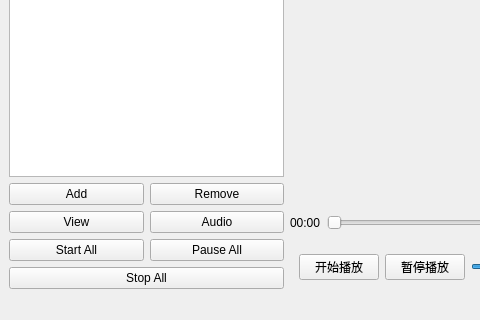
The window that src/ui/mainwindow.ui (xyhez/TinyVideoProcessor) describes before a commit, drawn with Qt 5; both pictures show x 0 to 480 and y 473 to 793 of the 1122 by 793 pixel window.
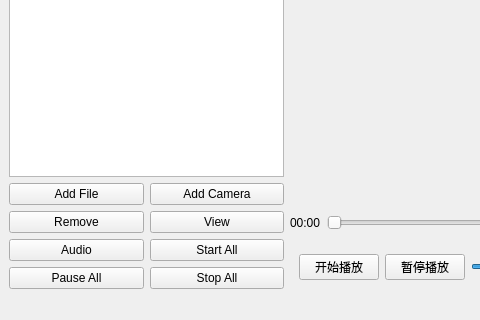
The same window after the commit.

Commit message: fix: 解决摄像头实时流缓冲区溢出和格式转换问题   - CameraMediaSource 增大 rtbufsize 到 100M 避免丢帧   - decoder 添加视频格式归一化逻辑   - 软解码输出时自动将非 yuv420p 格式转换为 yuv420p   - 支持 yuvj420p、nv12 等多种格式统一转换   - 使用 sws_scale 进行格式转换，保留所有时间戳属性   - C920 摄像头画面正常显示

```diff
--- a/src/ui/mainwindow.ui
+++ b/src/ui/mainwindow.ui
@@ -56,46 +56,53 @@
         <item row="0" column="0">
          <widget class="QPushButton" name="pushButton_addStream">
           <property name="text">
-           <string>Add</string>
+           <string>Add File</string>
           </property>
          </widget>
         </item>
         <item row="0" column="1">
+         <widget class="QPushButton" name="pushButton_addCamera">
+          <property name="text">
+           <string>Add Camera</string>
+          </property>
+         </widget>
+        </item>
+        <item row="1" column="0">
          <widget class="QPushButton" name="pushButton_removeStream">
           <property name="text">
            <string>Remove</string>
           </property>
          </widget>
         </item>
-        <item row="1" column="0">
+        <item row="1" column="1">
          <widget class="QPushButton" name="pushButton_activeStream">
           <property name="text">
            <string>View</string>
           </property>
          </widget>
         </item>
-        <item row="1" column="1">
+        <item row="2" column="0">
          <widget class="QPushButton" name="pushButton_activeAudio">
           <property name="text">
            <string>Audio</string>
           </property>
          </widget>
         </item>
-        <item row="2" column="0">
+        <item row="2" column="1">
          <widget class="QPushButton" name="pushButton_startAll">
           <property name="text">
            <string>Start All</string>
           </property>
          </widget>
         </item>
-        <item row="2" column="1">
+        <item row="3" column="0">
          <widget class="QPushButton" name="pushButton_pauseAll">
           <property name="text">
            <string>Pause All</string>
           </property>
          </widget>
         </item>
-        <item row="3" column="0" colspan="2">
+        <item row="3" column="1">
          <widget class="QPushButton" name="pushButton_stopAll">
           <property name="text">
            <string>Stop All</string>
```
The commit also changes 5 other files.
